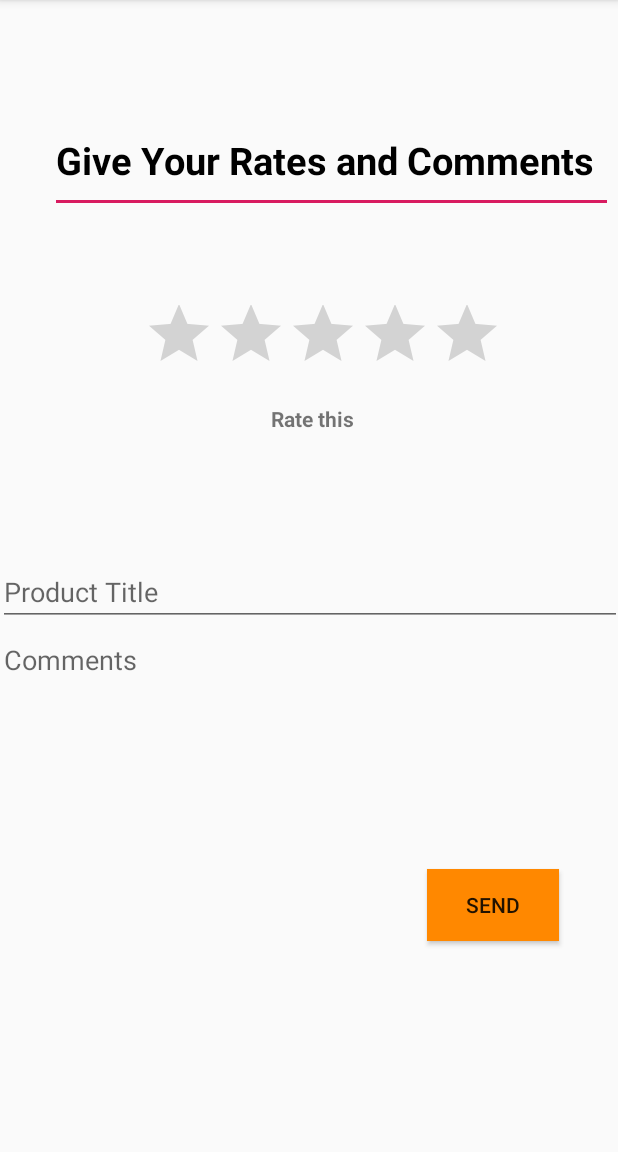
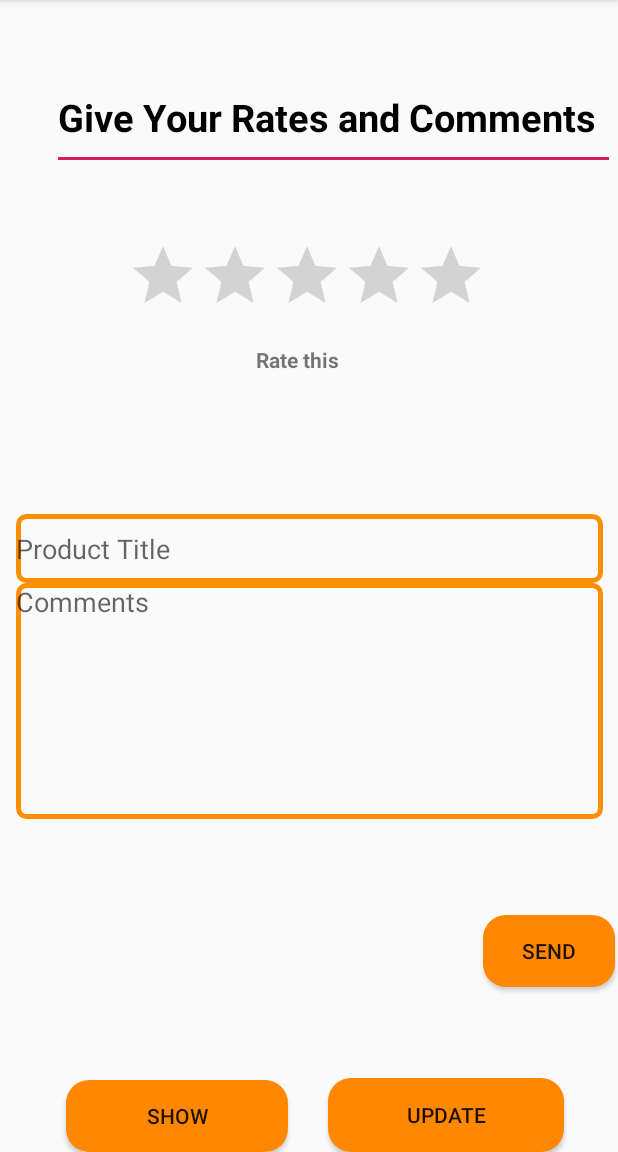
Before and after one commit to Perusha/MAD-Project, an Android app: the GiveRates screen opened directly, with no data from a screen before it, on a phone screen of 412 x 824 dp, the part 84-1236 px from its top. Run offline under Robolectric (Android 15) with nearby library versions, the phone set to English and light mode, and no system bars; our stand-ins replace Firebase (no records; nobody signed in at launch, a user with empty details on screens opened directly).

Commit message:
Nithya 5 Commit

```diff
--- a/app/src/main/java/com/example/finery/GiveRates.java
+++ b/app/src/main/java/com/example/finery/GiveRates.java
@@ -23,6 +23,11 @@ public class GiveRates extends AppCompatActivity {
     DatabaseReference dbRef;
     Rate std;
 
+    private void clearControls(){
+        editTextTitle.setText("");
+        editTextCom.setText("");
+    }
+
     @Override
     protected void onCreate(Bundle savedInstanceState) {
         super.onCreate(savedInstanceState);
@@ -31,6 +36,8 @@ public class GiveRates extends AppCompatActivity {
         editTextTitle = findViewById(R.id.giveTitle1);
         editTextCom = findViewById(R.id.comment);
         buttonSave = findViewById(R.id.send_btn);
+        buttonShow = findViewById(R.id.show_btn);
+        buttonUpdate = findViewById(R.id.update_btn);
 
         std = new Rate();
         buttonSave.setOnClickListener(new View.OnClickListener() {
@@ -50,6 +57,7 @@ public class GiveRates extends AppCompatActivity {
                         dbRef.push().setValue(std);
 
                         Toast.makeText(getApplicationContext(),"Data Saved Successfully ",Toast.LENGTH_LONG).show();
+                        clearControls();
                     }
                 }
                 catch (NumberFormatException e){
@@ -59,5 +67,39 @@ public class GiveRates extends AppCompatActivity {
 
         });
 
+        buttonShow.setOnClickListener(new View.OnClickListener() {
+            @Override
+            public void onClick(View view) {
+
+                DatabaseReference readRef = FirebaseDatabase.getInstance().getReference().child("Rate").child("std1");
+                readRef.addListenerForSingleValueEvent(new ValueEventListener() {
+                    @Override
+                    public void onDataChange(@NonNull DataSnapshot dataSnapshot) {
+                        if (dataSnapshot.hasChildren()){
+                            editTextTitle.setText(dataSnapshot.child("Title").getValue().toString());
+                            editTextCom.setText(dataSnapshot.child("Comment").getValue().toString());
+
+                        }
+                        else
+                            Toast.makeText(getApplicationContext(),"No Source To Display",Toast.LENGTH_SHORT).show();
+
+                    }
+
+                    @Override
+                    public void onCancelled(@NonNull DatabaseError databaseError) {
+
+                    }
+                });
+
+            }
+        });
+
+        buttonUpdate.setOnClickListener(new View.OnClickListener() {
+            @Override
+            public void onClick(View view) {
+
+            }
+        });
+
     }
 }
--- /dev/null
+++ b/app/src/main/res/drawable/button_n.xml
@@ -0,0 +1,14 @@
+<?xml version="1.0" encoding="utf-8"?>
+<shape xmlns:android="http://schemas.android.com/apk/res/android">
+    <solid
+        android:color="@android:color/holo_orange_dark"
+        >
+    </solid>
+
+    <corners
+        android:radius="15dp"
+        >
+    </corners>
+
+
+</shape>
--- /dev/null
+++ b/app/src/main/res/drawable/input_n.xml
@@ -0,0 +1,13 @@
+<?xml version="1.0" encoding="utf-8"?>
+<shape xmlns:android="http://schemas.android.com/apk/res/android">
+
+    <stroke
+        android:color="@color/colorPrimaryDark"
+        android:width="3dp"
+        ></stroke>
+
+    <corners
+        android:radius="5dp"
+        ></corners>
+
+</shape>
--- a/app/src/main/res/layout/activity_give_rates.xml
+++ b/app/src/main/res/layout/activity_give_rates.xml
@@ -12,10 +12,9 @@
         android:layout_height="67dp"
         app:layout_constraintBottom_toBottomOf="parent"
         app:layout_constraintEnd_toEndOf="parent"
-        app:layout_constraintHorizontal_bias="0.565"
         app:layout_constraintStart_toStartOf="parent"
         app:layout_constraintTop_toTopOf="parent"
-        app:layout_constraintVertical_bias="0.284" />
+        app:layout_constraintVertical_bias="0.228" />
 
     <TextView
         android:id="@+id/textView"
@@ -25,10 +24,10 @@
         android:textStyle="bold"
         app:layout_constraintBottom_toBottomOf="parent"
         app:layout_constraintEnd_toEndOf="parent"
-        app:layout_constraintHorizontal_bias="0.557"
+        app:layout_constraintHorizontal_bias="0.526"
         app:layout_constraintStart_toStartOf="parent"
         app:layout_constraintTop_toTopOf="parent"
-        app:layout_constraintVertical_bias="0.365" />
+        app:layout_constraintVertical_bias="0.312" />
 
     <EditText
         android:id="@+id/title2"
@@ -43,27 +42,28 @@
 
         app:layout_constraintBottom_toBottomOf="parent"
         app:layout_constraintEnd_toEndOf="parent"
-        app:layout_constraintHorizontal_bias="0.916"
+        app:layout_constraintHorizontal_bias="0.944"
         app:layout_constraintStart_toStartOf="parent"
         app:layout_constraintTop_toTopOf="parent"
-        app:layout_constraintVertical_bias="0.104" />
+        app:layout_constraintVertical_bias="0.063" />
 
     <Button
         android:id="@+id/send_btn"
         android:layout_width="wrap_content"
         android:layout_height="wrap_content"
+        android:background="@drawable/button_n"
         android:text="Send"
-        android:background="@android:color/holo_orange_dark"
         app:layout_constraintBottom_toBottomOf="parent"
         app:layout_constraintEnd_toEndOf="parent"
-        app:layout_constraintHorizontal_bias="0.879"
+        app:layout_constraintHorizontal_bias="0.993"
         app:layout_constraintStart_toStartOf="parent"
         app:layout_constraintTop_toTopOf="parent"
-        app:layout_constraintVertical_bias="0.805" />
+        app:layout_constraintVertical_bias="0.847" />
 
     <LinearLayout
-        android:layout_width="416dp"
-        android:layout_height="188dp"
+        android:id="@+id/linearLayout"
+        android:layout_width="391dp"
+        android:layout_height="233dp"
         android:orientation="vertical"
         app:layout_constraintBottom_toBottomOf="parent"
         app:layout_constraintEnd_toEndOf="parent"
@@ -75,7 +75,8 @@
         <EditText
             android:id="@+id/giveTitle1"
             android:layout_width="match_parent"
-            android:layout_height="wrap_content"
+            android:layout_height="46dp"
+            android:background="@drawable/input_n"
             android:ems="10"
             android:hint="Product Title"
             android:inputType="textPersonName" />
@@ -84,6 +85,7 @@
             android:id="@+id/comment"
             android:layout_width="match_parent"
             android:layout_height="157dp"
+            android:background="@drawable/input_n"
             android:ems="10"
             android:gravity="start|top"
             android:hint="Comments"
@@ -91,14 +93,31 @@
 
     </LinearLayout>
 
-    <androidx.cardview.widget.CardView
-        android:layout_width="409dp"
-        android:layout_height="wrap_content"
+    <Button
+        android:id="@+id/show_btn"
+        android:layout_width="148dp"
+        android:layout_height="48dp"
+        android:background="@drawable/button_n"
+
+        android:text="SHOW"
         app:layout_constraintBottom_toBottomOf="parent"
         app:layout_constraintEnd_toEndOf="parent"
-        app:layout_constraintHorizontal_bias="1.0"
+        app:layout_constraintHorizontal_bias="0.166"
         app:layout_constraintStart_toStartOf="parent"
         app:layout_constraintTop_toTopOf="parent"
-        app:layout_constraintVertical_bias="0.868" />
+        app:layout_constraintVertical_bias="1.0" />
+
+    <Button
+        android:id="@+id/update_btn"
+        android:layout_width="157dp"
+        android:layout_height="49dp"
+        android:background="@drawable/button_n"
+        android:text="UPDATE"
+        app:layout_constraintBottom_toBottomOf="parent"
+        app:layout_constraintEnd_toEndOf="parent"
+        app:layout_constraintHorizontal_bias="0.858"
+        app:layout_constraintStart_toStartOf="parent"
+        app:layout_constraintTop_toTopOf="parent"
+        app:layout_constraintVertical_bias="1.0" />
 
 </androidx.constraintlayout.widget.ConstraintLayout>
```
